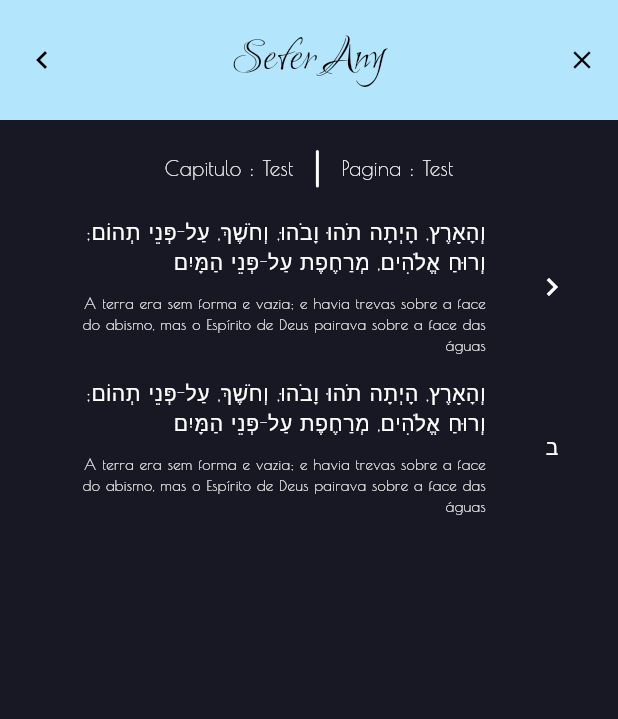
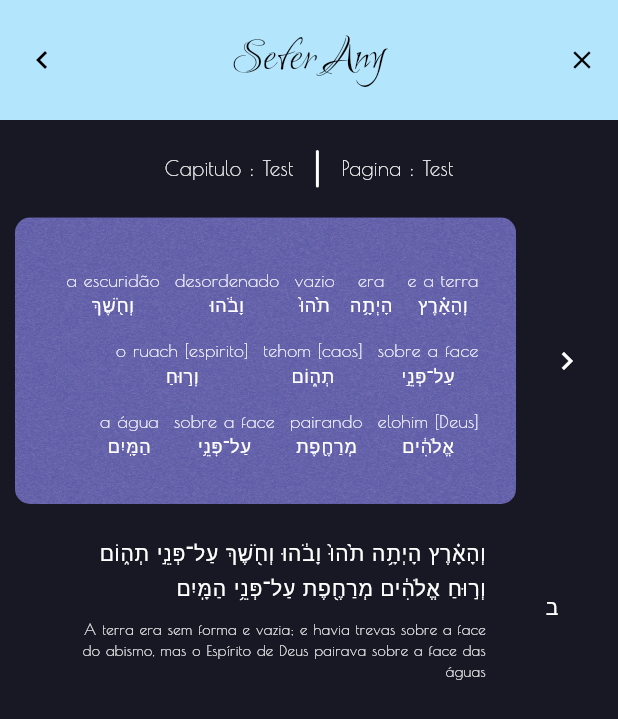
Before and after one commit to NoachDev/SeferTorah, a Flutter app: the TextViewer screen opened by its route, after a tap on an icon or button, on a phone screen of 412 x 824 dp. Shown: the top 719 px of the screen. Run offline on Flutter 3.47's test engine with Material 3 defaults, Android fonts, the light colour scheme and no system bars; our stand-ins replace cloud_firestore, firebase_core, flutter_riverpod, flutter_svg, go_router; missing offline and left inert: flutter_graph_view; accounts and stored records are empty; generated files the repository leaves out were written again.

Commit message:
update the ui of the text_viwer/(conteiner of text)

```diff
--- a/lib/screens/text_viewer.dart
+++ b/lib/screens/text_viewer.dart
@@ -141,19 +141,18 @@ class TextViewer extends StatelessWidget {
               itemBuilder: (context, index) {
                 bool isSelected = false;
 
-                return Padding(
-                  padding: const EdgeInsets.only(bottom: 15),
-
-                  child: StatefulBuilder(
-                    builder: (context, setState) {
-                      return Row(
+                return StatefulBuilder(
+                  builder: (context, setState) {
+                    return Padding(
+                      padding: EdgeInsets.only(bottom: isSelected ? 20 : 15),
+                      child: Row(
                         mainAxisAlignment: MainAxisAlignment.end,
                         crossAxisAlignment: CrossAxisAlignment.center,
 
                         children: [
-                          TextWidget(),
+                          TextWidget(isSelected: isSelected),
                           Padding(
-                            padding: const EdgeInsets.all(20.0),
+                            padding: EdgeInsets.all(isSelected ? 10 : 20.0),
                             child: IconButton(
                               onPressed: () =>
                                   setState(() => isSelected = !isSelected),
@@ -168,9 +167,9 @@ class TextViewer extends StatelessWidget {
                             ),
                           ),
                         ],
-                      );
-                    },
-                  ),
+                      ),
+                    );
+                  },
                 );
               },
             ),
--- a/lib/theme/app_theme.dart
+++ b/lib/theme/app_theme.dart
@@ -18,6 +18,7 @@ class AppTheme {
         error: _errorColor,
         onPrimary: Colors.white,
         onSecondary: Colors.black,
+        inversePrimary: Colors.black,
       ),
       useMaterial3: true,
       fontFamily: "PoiretOne",
--- a/lib/widgets/textViewer/text_widget.dart
+++ b/lib/widgets/textViewer/text_widget.dart
@@ -1,24 +1,155 @@
 import 'package:flutter/material.dart';
 
 class TextWidget extends StatelessWidget {
-  const TextWidget({super.key});
+  final List<String> hebrewTextKeys;
+  final List<String> hebrewTextValues;
+  final String translatedText;
+  final bool isSelected;
+
+  const TextWidget({
+    super.key,
+    required this.isSelected,
+    this.hebrewTextKeys = const [
+      "וְהָאָ֗רֶץ",
+      "הָיְתָ֥ה",
+      "תֹ֙הוּ֙",
+      "וָבֹ֔הוּ",
+      "וְחֹ֖שֶׁךְ",
+      "עַל־פְּנֵ֣י",
+      "תְה֑וֹם",
+      "וְר֣וּחַ",
+      "אֱלֹהִ֔ים",
+      "מְרַחֶ֖פֶת",
+      "עַל־פְּנֵ֥י",
+      "הַמָּֽיִם",
+    ],
+    this.hebrewTextValues = const [
+      "e a terra",
+      "era",
+      "vazio",
+      "desordenado",
+      "a escuridão",
+      "sobre a face",
+      "tehom [caos]",
+      "o ruach [espirito]",
+      "elohim [Deus]",
+      "pairando",
+      "sobre a face",
+      "a água",
+    ],
+    this.translatedText =
+        "A terra era sem forma e vazia; e havia trevas sobre a face do abismo, mas o Espírito de Deus pairava sobre a face das águas",
+  }) : assert(hebrewTextKeys.length == hebrewTextValues.length, "The lenght of Hebrewkeys and Hebrewvalues must be the same");
 
   @override
   Widget build(BuildContext context) {
+    String? selectedWord;
+
     return Flexible(
       child: Padding(
-        padding: const EdgeInsets.only(left: 50),
+        padding: EdgeInsets.only(left: isSelected ? 10 : 50),
+        child: AnimatedContainer(
+          duration: Durations.long1,
+          decoration: BoxDecoration(
+            color: isSelected
+                ? Theme.of(context).colorScheme.primary.withAlpha(200)
+                : Colors.transparent,
+            borderRadius: BorderRadius.circular(10),
+            image: isSelected ? DecorationImage(image: AssetImage("assets/images/staticNoise.png"), opacity: 0.20, fit: BoxFit.fill) : null
+          ),
+
+          padding: isSelected
+              ? EdgeInsets.only(right: 25, left: 10, top: 20, bottom: 30)
+              : EdgeInsets.zero,
           child: Column(
-          // mainAxisAlignment: MainAxisAlignment.end,
             spacing: 10,
             children: [
-            const Text(
-              "וְהָאָרֶץ, הָיְתָה תֹהוּ וָבֹהוּ, וְחֹשֶׁךְ, עַל-פְּנֵי תְהוֹם; וְרוּחַ אֱלֹהִים, מְרַחֶפֶת עַל-פְּנֵי הַמָּיִם",
+              Align(
+                alignment: Alignment.centerRight,
+                child: Wrap(
+                  alignment: WrapAlignment.start,
+                  direction: Axis.horizontal,
+                  textDirection: TextDirection.rtl,
+                  spacing: isSelected ? 10 : 5,
+                  children: [
+                    for (var e in hebrewTextKeys)
+                      StatefulBuilder(
+                        builder: (context, setState) {
+                          return TapRegion(
+                            onTapInside: (details) {
+                              if (isSelected) {
+                                setState(() {
+                                  selectedWord = e;
+                                });
+                              }
+                            },
+                            onTapOutside: (event) => setState(() {
+                              selectedWord = null;
+                            }),
+                            child: Padding(
+                              padding: EdgeInsets.only(top : isSelected && selectedWord != e ? 13 : 3),
+                              child: Wrap(
+                                direction: Axis.vertical,
+                                verticalDirection: VerticalDirection.down,
+                                crossAxisAlignment: WrapCrossAlignment.center,
+                                children: [
+                                  if (isSelected)
+                                    Container(
+                                      decoration: BoxDecoration(
+                                        color: selectedWord == e
+                                            ? Theme.of(context)
+                                                  .colorScheme
+                                                  .onPrimary
+                                                  .withAlpha(200)
+                                            : Colors.transparent,
+                                        borderRadius: BorderRadius.circular(10),
+                                      ),
+                                      padding: selectedWord == e
+                                          ? EdgeInsets.only(
+                                              left: 10,
+                                              right: 10,
+                                              top: 5,
+                                              bottom: 5,
+                                            )
+                                          : EdgeInsets.zero,
+                                      child: Text(
+                                        hebrewTextValues.elementAt(hebrewTextKeys.indexOf(e)),
                                         softWrap: true,
-              textAlign: TextAlign.end,
+                                        style: TextStyle(
+                                          fontSize: 12,
+                                          color: selectedWord == e
+                                              ? Theme.of(
+                                                  context,
+                                                ).colorScheme.inversePrimary
+                                              : Theme.of(
+                                                  context,
+                                                ).colorScheme.onPrimary,
                                         ),
-            const Text(
-              "A terra era sem forma e vazia; e havia trevas sobre a face do abismo, mas o Espírito de Deus pairava sobre a face das águas",
+                                      ),
+                                    ),
+                                  Align(
+                                    alignment: Alignment.bottomLeft,
+                                    child: Text(
+                                      e,
+                                      softWrap: true,
+                                      style: TextStyle(
+                                        fontSize: isSelected ? 12 : 14,
+                                      ),
+                                    ),
+                                  ),
+                                ],
+                              ),
+                            ),
+                          );
+                        },
+                      ),
+                  ],
+                ),
+              ),
+
+              if (!isSelected)
+                Text(
+                  translatedText,
                   softWrap: true,
                   style: TextStyle(fontSize: 10),
                   textAlign: TextAlign.end,
@@ -26,6 +157,7 @@ class TextWidget extends StatelessWidget {
             ],
           ),
         ),
+      ),
     );
   }
 }
--- a/pubspec.yaml
+++ b/pubspec.yaml
@@ -48,6 +48,7 @@ flutter:
     - assets/icons/home.svg
     - assets/icons/git.svg
     - assets/images/working.png
+    - assets/images/staticNoise.png
 
   fonts:
     - family: PoiretOne
```
Also changed, not shown: assets/images/staticNoise.png (added). Lines whose indentation alone changed are shown as unchanged.
